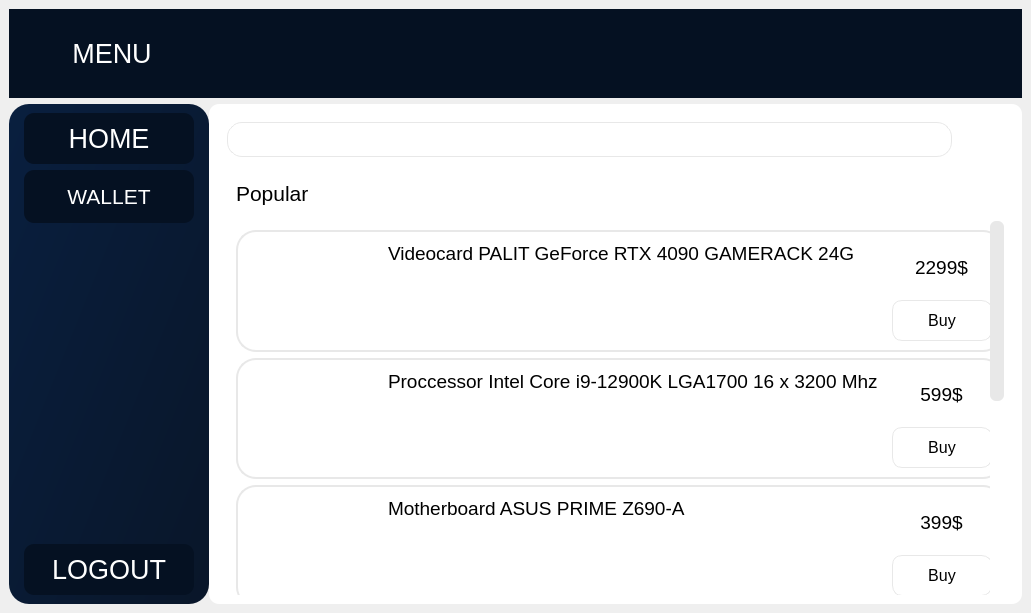
Qt form ui/ui/app.ui (scottarsenjr/gl) before a commit.
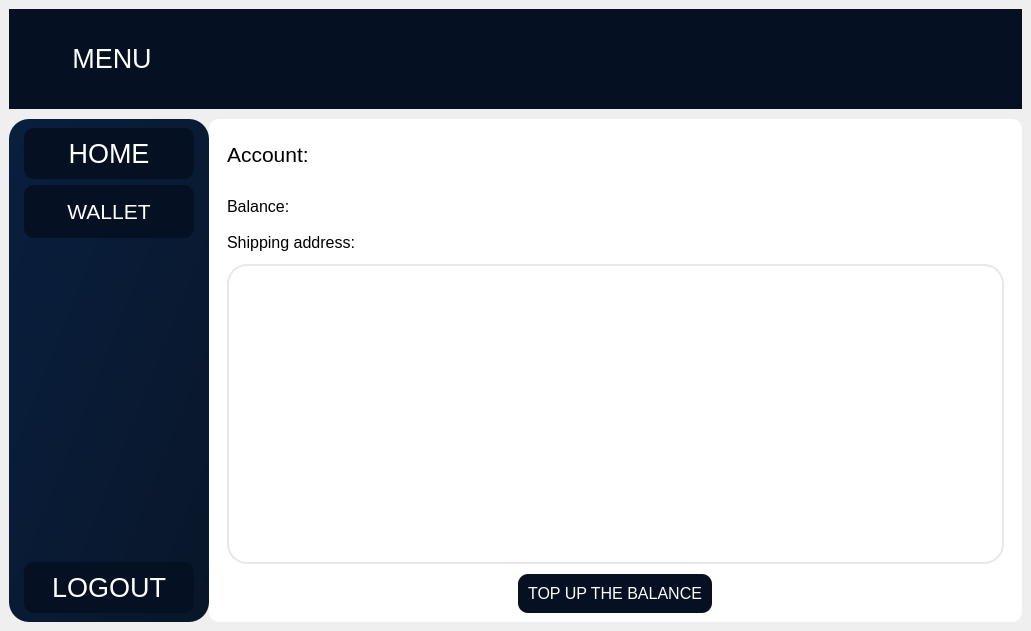
The same form after that commit. Icons and pictures are not drawn.

Diff of the .ui file:
```diff
--- a/ui/ui/app.ui
+++ b/ui/ui/app.ui
@@ -7,7 +7,7 @@
     <x>0</x>
     <y>0</y>
     <width>1031</width>
-    <height>613</height>
+    <height>631</height>
    </rect>
   </property>
   <property name="windowTitle">
@@ -66,8 +66,33 @@
       background: none;
 }</string>
    </property>
+   <layout class="QGridLayout" name="gridLayout_3">
+    <item row="0" column="0">
+     <widget class="QStackedWidget" name="stackedWidget">
+      <property name="currentIndex">
+       <number>1</number>
+      </property>
+      <widget class="QWidget" name="home_page">
    <layout class="QGridLayout" name="gridLayout">
-    <item row="1" column="0">
+        <property name="leftMargin">
+         <number>0</number>
+        </property>
+        <property name="topMargin">
+         <number>0</number>
+        </property>
+        <property name="rightMargin">
+         <number>0</number>
+        </property>
+        <property name="bottomMargin">
+         <number>0</number>
+        </property>
+        <property name="horizontalSpacing">
+         <number>0</number>
+        </property>
+        <property name="verticalSpacing">
+         <number>10</number>
+        </property>
+        <item row="1" column="1">
      <widget class="QFrame" name="frame_2">
       <property name="sizePolicy">
        <sizepolicy hsizetype="Preferred" vsizetype="Preferred">
@@ -109,181 +134,6 @@
        <property name="bottomMargin">
         <number>0</number>
        </property>
-       <item>
-        <widget class="QFrame" name="side_menu">
-         <property name="sizePolicy">
-          <sizepolicy hsizetype="Preferred" vsizetype="Expanding">
-           <horstretch>0</horstretch>
-           <verstretch>0</verstretch>
-          </sizepolicy>
-         </property>
-         <property name="minimumSize">
-          <size>
-           <width>200</width>
-           <height>0</height>
-          </size>
-         </property>
-         <property name="maximumSize">
-          <size>
-           <width>0</width>
-           <height>16777215</height>
-          </size>
-         </property>
-         <layout class="QVBoxLayout" name="verticalLayout_2" stretch="0,0">
-          <property name="spacing">
-           <number>0</number>
-          </property>
-          <property name="leftMargin">
-           <number>0</number>
-          </property>
-          <property name="topMargin">
-           <number>0</number>
-          </property>
-          <property name="rightMargin">
-           <number>0</number>
-          </property>
-          <property name="bottomMargin">
-           <number>0</number>
-          </property>
-          <item alignment="Qt::AlignHCenter|Qt::AlignTop">
-           <widget class="QFrame" name="frame_5">
-            <property name="frameShape">
-             <enum>QFrame::StyledPanel</enum>
-            </property>
-            <property name="frameShadow">
-             <enum>QFrame::Raised</enum>
-            </property>
-            <layout class="QVBoxLayout" name="verticalLayout_3">
-             <item>
-              <widget class="QPushButton" name="home">
-               <property name="minimumSize">
-                <size>
-                 <width>170</width>
-                 <height>0</height>
-                </size>
-               </property>
-               <property name="maximumSize">
-                <size>
-                 <width>170</width>
-                 <height>16777215</height>
-                </size>
-               </property>
-               <property name="font">
-                <font>
-                 <pointsize>20</pointsize>
-                </font>
-               </property>
-               <property name="text">
-                <string>HOME</string>
-               </property>
-               <property name="icon">
-                <iconset resource="../resources/icons.qrc">
-                 <normaloff>:/icons/icons/home.svg</normaloff>:/icons/icons/home.svg</iconset>
-               </property>
-               <property name="iconSize">
-                <size>
-                 <width>24</width>
-                 <height>24</height>
-                </size>
-               </property>
-              </widget>
-             </item>
-             <item>
-              <widget class="QPushButton" name="wallet">
-               <property name="minimumSize">
-                <size>
-                 <width>170</width>
-                 <height>53</height>
-                </size>
-               </property>
-               <property name="maximumSize">
-                <size>
-                 <width>170</width>
-                 <height>16777215</height>
-                </size>
-               </property>
-               <property name="font">
-                <font>
-                 <pointsize>16</pointsize>
-                 <stylestrategy>PreferDefault</stylestrategy>
-                 <kerning>true</kerning>
-                </font>
-               </property>
-               <property name="styleSheet">
-                <string notr="true"/>
-               </property>
-               <property name="text">
-                <string>WALLET</string>
-               </property>
-               <property name="icon">
-                <iconset resource="../resources/icons.qrc">
-                 <normaloff>:/icons/icons/dollar-sign.svg</normaloff>:/icons/icons/dollar-sign.svg</iconset>
-               </property>
-               <property name="iconSize">
-                <size>
-                 <width>24</width>
-                 <height>24</height>
-                </size>
-               </property>
-              </widget>
-             </item>
-            </layout>
-           </widget>
-          </item>
-          <item alignment="Qt::AlignHCenter|Qt::AlignBottom">
-           <widget class="QFrame" name="frame">
-            <property name="frameShape">
-             <enum>QFrame::StyledPanel</enum>
-            </property>
-            <property name="frameShadow">
-             <enum>QFrame::Raised</enum>
-            </property>
-            <layout class="QVBoxLayout" name="verticalLayout_5">
-             <item>
-              <widget class="QPushButton" name="pushButton_5">
-               <property name="minimumSize">
-                <size>
-                 <width>170</width>
-                 <height>0</height>
-                </size>
-               </property>
-               <property name="maximumSize">
-                <size>
-                 <width>170</width>
-                 <height>16777215</height>
-                </size>
-               </property>
-               <property name="font">
-                <font>
-                 <pointsize>20</pointsize>
-                </font>
-               </property>
-               <property name="styleSheet">
-                <string notr="true">QPushButton:hover{
-	background-color: qlineargradient(spread:pad, x1:1, y1:1, x2:0, y2:0, stop:0 rgba(165, 4, 77, 255), stop:1 rgba(165, 117, 139, 255));
-}</string>
-               </property>
-               <property name="text">
-                <string>LOGOUT</string>
-               </property>
-               <property name="icon">
-                <iconset resource="../resources/icons.qrc">
-                 <normaloff>:/icons/icons/log-out.svg</normaloff>:/icons/icons/log-out.svg</iconset>
-               </property>
-               <property name="iconSize">
-                <size>
-                 <width>24</width>
-                 <height>24</height>
-                </size>
-               </property>
-              </widget>
-             </item>
-            </layout>
-           </widget>
-          </item>
-         </layout>
-        </widget>
-       </item>
        <item>
         <widget class="QFrame" name="main_body">
          <property name="sizePolicy">
@@ -1800,7 +1650,7 @@
       </layout>
      </widget>
     </item>
-    <item row="0" column="0">
+        <item row="0" column="0" colspan="2">
      <widget class="QFrame" name="header">
       <property name="sizePolicy">
        <sizepolicy hsizetype="Expanding" vsizetype="Expanding">
@@ -1826,7 +1676,7 @@
       <property name="frameShadow">
        <enum>QFrame::Raised</enum>
       </property>
-      <layout class="QHBoxLayout" name="horizontalLayout_2">
+          <layout class="QHBoxLayout" name="horizontalLayout">
        <item alignment="Qt::AlignLeft">
         <widget class="QFrame" name="side_menu_toggle">
          <property name="minimumSize">
@@ -1917,6 +1767,765 @@
         </widget>
        </item>
       </layout>
+         </widget>
+        </item>
+        <item row="1" column="0">
+         <widget class="QFrame" name="side_menu">
+          <property name="sizePolicy">
+           <sizepolicy hsizetype="Preferred" vsizetype="Expanding">
+            <horstretch>0</horstretch>
+            <verstretch>0</verstretch>
+           </sizepolicy>
+          </property>
+          <property name="minimumSize">
+           <size>
+            <width>200</width>
+            <height>0</height>
+           </size>
+          </property>
+          <property name="maximumSize">
+           <size>
+            <width>0</width>
+            <height>16777215</height>
+           </size>
+          </property>
+          <layout class="QVBoxLayout" name="verticalLayout_2" stretch="0,0">
+           <property name="spacing">
+            <number>0</number>
+           </property>
+           <property name="leftMargin">
+            <number>0</number>
+           </property>
+           <property name="topMargin">
+            <number>0</number>
+           </property>
+           <property name="rightMargin">
+            <number>0</number>
+           </property>
+           <property name="bottomMargin">
+            <number>0</number>
+           </property>
+           <item alignment="Qt::AlignHCenter|Qt::AlignTop">
+            <widget class="QFrame" name="frame_5">
+             <property name="frameShape">
+              <enum>QFrame::StyledPanel</enum>
+             </property>
+             <property name="frameShadow">
+              <enum>QFrame::Raised</enum>
+             </property>
+             <layout class="QVBoxLayout" name="verticalLayout_3">
+              <item>
+               <widget class="QPushButton" name="home">
+                <property name="minimumSize">
+                 <size>
+                  <width>170</width>
+                  <height>0</height>
+                 </size>
+                </property>
+                <property name="maximumSize">
+                 <size>
+                  <width>170</width>
+                  <height>16777215</height>
+                 </size>
+                </property>
+                <property name="font">
+                 <font>
+                  <pointsize>20</pointsize>
+                 </font>
+                </property>
+                <property name="text">
+                 <string>HOME</string>
+                </property>
+                <property name="icon">
+                 <iconset resource="../resources/icons.qrc">
+                  <normaloff>:/icons/icons/home.svg</normaloff>:/icons/icons/home.svg</iconset>
+                </property>
+                <property name="iconSize">
+                 <size>
+                  <width>24</width>
+                  <height>24</height>
+                 </size>
+                </property>
+               </widget>
+              </item>
+              <item>
+               <widget class="QPushButton" name="wallet">
+                <property name="minimumSize">
+                 <size>
+                  <width>170</width>
+                  <height>53</height>
+                 </size>
+                </property>
+                <property name="maximumSize">
+                 <size>
+                  <width>170</width>
+                  <height>16777215</height>
+                 </size>
+                </property>
+                <property name="font">
+                 <font>
+                  <pointsize>16</pointsize>
+                  <stylestrategy>PreferDefault</stylestrategy>
+                  <kerning>true</kerning>
+                 </font>
+                </property>
+                <property name="styleSheet">
+                 <string notr="true"/>
+                </property>
+                <property name="text">
+                 <string>WALLET</string>
+                </property>
+                <property name="icon">
+                 <iconset resource="../resources/icons.qrc">
+                  <normaloff>:/icons/icons/dollar-sign.svg</normaloff>:/icons/icons/dollar-sign.svg</iconset>
+                </property>
+                <property name="iconSize">
+                 <size>
+                  <width>24</width>
+                  <height>24</height>
+                 </size>
+                </property>
+               </widget>
+              </item>
+             </layout>
+            </widget>
+           </item>
+           <item alignment="Qt::AlignHCenter|Qt::AlignBottom">
+            <widget class="QFrame" name="frame">
+             <property name="frameShape">
+              <enum>QFrame::StyledPanel</enum>
+             </property>
+             <property name="frameShadow">
+              <enum>QFrame::Raised</enum>
+             </property>
+             <layout class="QVBoxLayout" name="verticalLayout_5">
+              <item>
+               <widget class="QPushButton" name="pushButton_5">
+                <property name="minimumSize">
+                 <size>
+                  <width>170</width>
+                  <height>0</height>
+                 </size>
+                </property>
+                <property name="maximumSize">
+                 <size>
+                  <width>170</width>
+                  <height>16777215</height>
+                 </size>
+                </property>
+                <property name="font">
+                 <font>
+                  <pointsize>20</pointsize>
+                 </font>
+                </property>
+                <property name="styleSheet">
+                 <string notr="true">QPushButton:hover{
+	background-color: qlineargradient(spread:pad, x1:1, y1:1, x2:0, y2:0, stop:0 rgba(165, 4, 77, 255), stop:1 rgba(165, 117, 139, 255));
+}</string>
+                </property>
+                <property name="text">
+                 <string>LOGOUT</string>
+                </property>
+                <property name="icon">
+                 <iconset resource="../resources/icons.qrc">
+                  <normaloff>:/icons/icons/log-out.svg</normaloff>:/icons/icons/log-out.svg</iconset>
+                </property>
+                <property name="iconSize">
+                 <size>
+                  <width>24</width>
+                  <height>24</height>
+                 </size>
+                </property>
+               </widget>
+              </item>
+             </layout>
+            </widget>
+           </item>
+          </layout>
+         </widget>
+        </item>
+       </layout>
+      </widget>
+      <widget class="QWidget" name="wallet_page">
+       <property name="styleSheet">
+        <string notr="true">*{
+	border: none;
+	background-color: transparent;
+	color: #fff;
+}
+#centralwiget{
+	background-color: rgb(255, 255, 255);
+}
+#side_menu{
+	background-color: qlineargradient(spread:pad, x1:1, y1:1, x2:0, y2:0, stop:0 rgba(9, 22, 41, 255), stop:1 rgba(9, 31, 63, 255));
+	border-radius: 20px;
+}
+#header{
+	background-color: rgb(5, 17, 34);
+}
+QPushButton{
+	padding: 10px;
+	background-color: rgb(5, 17, 34);
+	border-radius: 10px;
+	color: white;
+}
+QPushButton:hover{
+	background-color: qlineargradient(spread:pad, x1:1, y1:1, x2:0.130682, y2:0.165, stop:0 rgba(34, 120, 239, 255), stop:1 rgba(145, 185, 239, 255));
+}
+#main_body{
+	background-color: white;
+	border-radius: 10px;
+}
+QScrollBar::handle:vertical
+{
+      background-color: rgb(232, 232, 232);
+      min-height: 5px;
+      border-radius: 6px;
+}
+QScrollBar::add-line:vertical 
+{
+      border: none;
+      background: none;
+}
+
+QScrollBar::sub-line:vertical
+{
+      border: none;
+      background: none;
+}</string>
+       </property>
+       <layout class="QGridLayout" name="gridLayout_2">
+        <property name="leftMargin">
+         <number>0</number>
+        </property>
+        <property name="topMargin">
+         <number>0</number>
+        </property>
+        <property name="rightMargin">
+         <number>0</number>
+        </property>
+        <property name="bottomMargin">
+         <number>0</number>
+        </property>
+        <property name="horizontalSpacing">
+         <number>0</number>
+        </property>
+        <property name="verticalSpacing">
+         <number>10</number>
+        </property>
+        <item row="0" column="0" colspan="2">
+         <widget class="QFrame" name="header_2">
+          <property name="sizePolicy">
+           <sizepolicy hsizetype="Expanding" vsizetype="Expanding">
+            <horstretch>0</horstretch>
+            <verstretch>0</verstretch>
+           </sizepolicy>
+          </property>
+          <property name="minimumSize">
+           <size>
+            <width>0</width>
+            <height>0</height>
+           </size>
+          </property>
+          <property name="maximumSize">
+           <size>
+            <width>16777215</width>
+            <height>100</height>
+           </size>
+          </property>
+          <property name="styleSheet">
+           <string notr="true">QFrame{
+	background-color: rgb(5, 17, 34);
+}</string>
+          </property>
+          <property name="frameShape">
+           <enum>QFrame::StyledPanel</enum>
+          </property>
+          <property name="frameShadow">
+           <enum>QFrame::Raised</enum>
+          </property>
+          <layout class="QHBoxLayout" name="horizontalLayout_2">
+           <item alignment="Qt::AlignLeft">
+            <widget class="QFrame" name="side_menu_toggle_2">
+             <property name="minimumSize">
+              <size>
+               <width>100</width>
+               <height>0</height>
+              </size>
+             </property>
+             <property name="frameShape">
+              <enum>QFrame::StyledPanel</enum>
+             </property>
+             <property name="frameShadow">
+              <enum>QFrame::Raised</enum>
+             </property>
+             <layout class="QHBoxLayout" name="horizontalLayout_47">
+              <item>
+               <widget class="QPushButton" name="pushButton_2">
+                <property name="minimumSize">
+                 <size>
+                  <width>170</width>
+                  <height>0</height>
+                 </size>
+                </property>
+                <property name="maximumSize">
+                 <size>
+                  <width>170</width>
+                  <height>16777215</height>
+                 </size>
+                </property>
+                <property name="font">
+                 <font>
+                  <pointsize>20</pointsize>
+                 </font>
+                </property>
+                <property name="styleSheet">
+                 <string notr="true">color: white;</string>
+                </property>
+                <property name="text">
+                 <string>MENU</string>
+                </property>
+                <property name="icon">
+                 <iconset resource="../resources/icons.qrc">
+                  <normaloff>:/icons/icons/align-justify.svg</normaloff>
+                  <normalon>:/icons/icons/align-justify.svg</normalon>:/icons/icons/align-justify.svg</iconset>
+                </property>
+                <property name="iconSize">
+                 <size>
+                  <width>24</width>
+                  <height>24</height>
+                 </size>
+                </property>
+                <property name="checkable">
+                 <bool>false</bool>
+                </property>
+                <property name="checked">
+                 <bool>false</bool>
+                </property>
+               </widget>
+              </item>
+             </layout>
+            </widget>
+           </item>
+           <item>
+            <widget class="QFrame" name="frame_28">
+             <property name="frameShape">
+              <enum>QFrame::StyledPanel</enum>
+             </property>
+             <property name="frameShadow">
+              <enum>QFrame::Raised</enum>
+             </property>
+             <layout class="QHBoxLayout" name="horizontalLayout_48">
+              <item>
+               <widget class="QLabel" name="logged_as_2">
+                <property name="font">
+                 <font>
+                  <pointsize>16</pointsize>
+                 </font>
+                </property>
+                <property name="text">
+                 <string/>
+                </property>
+                <property name="alignment">
+                 <set>Qt::AlignCenter</set>
+                </property>
+               </widget>
+              </item>
+             </layout>
+            </widget>
+           </item>
+          </layout>
+         </widget>
+        </item>
+        <item row="1" column="0">
+         <widget class="QFrame" name="side_menu_2">
+          <property name="sizePolicy">
+           <sizepolicy hsizetype="Preferred" vsizetype="Expanding">
+            <horstretch>0</horstretch>
+            <verstretch>0</verstretch>
+           </sizepolicy>
+          </property>
+          <property name="minimumSize">
+           <size>
+            <width>200</width>
+            <height>0</height>
+           </size>
+          </property>
+          <property name="maximumSize">
+           <size>
+            <width>0</width>
+            <height>16777215</height>
+           </size>
+          </property>
+          <property name="styleSheet">
+           <string notr="true">QFrame{
+background-color: qlineargradient(spread:pad, x1:1, y1:1, x2:0, y2:0, stop:0 rgba(9, 22, 41, 255), stop:1 rgba(9, 31, 63, 255));
+border-radius: 20px;
+}</string>
+          </property>
+          <layout class="QVBoxLayout" name="verticalLayout_76" stretch="0,0">
+           <property name="spacing">
+            <number>0</number>
+           </property>
+           <property name="leftMargin">
+            <number>0</number>
+           </property>
+           <property name="topMargin">
+            <number>0</number>
+           </property>
+           <property name="rightMargin">
+            <number>0</number>
+           </property>
+           <property name="bottomMargin">
+            <number>0</number>
+           </property>
+           <item alignment="Qt::AlignHCenter|Qt::AlignTop">
+            <widget class="QFrame" name="frame_99">
+             <property name="styleSheet">
+              <string notr="true">QFrame{
+background-color: transparent;
+}
+</string>
+             </property>
+             <property name="frameShape">
+              <enum>QFrame::StyledPanel</enum>
+             </property>
+             <property name="frameShadow">
+              <enum>QFrame::Raised</enum>
+             </property>
+             <layout class="QVBoxLayout" name="verticalLayout_77">
+              <item>
+               <widget class="QPushButton" name="home_2">
+                <property name="minimumSize">
+                 <size>
+                  <width>170</width>
+                  <height>0</height>
+                 </size>
+                </property>
+                <property name="maximumSize">
+                 <size>
+                  <width>170</width>
+                  <height>16777215</height>
+                 </size>
+                </property>
+                <property name="font">
+                 <font>
+                  <pointsize>20</pointsize>
+                 </font>
+                </property>
+                <property name="text">
+                 <string>HOME</string>
+                </property>
+                <property name="icon">
+                 <iconset resource="../resources/icons.qrc">
+                  <normaloff>:/icons/icons/home.svg</normaloff>:/icons/icons/home.svg</iconset>
+                </property>
+                <property name="iconSize">
+                 <size>
+                  <width>24</width>
+                  <height>24</height>
+                 </size>
+                </property>
+               </widget>
+              </item>
+              <item>
+               <widget class="QPushButton" name="wallet_2">
+                <property name="minimumSize">
+                 <size>
+                  <width>170</width>
+                  <height>53</height>
+                 </size>
+                </property>
+                <property name="maximumSize">
+                 <size>
+                  <width>170</width>
+                  <height>16777215</height>
+                 </size>
+                </property>
+                <property name="font">
+                 <font>
+                  <pointsize>16</pointsize>
+                  <stylestrategy>PreferDefault</stylestrategy>
+                  <kerning>true</kerning>
+                 </font>
+                </property>
+                <property name="styleSheet">
+                 <string notr="true"/>
+                </property>
+                <property name="text">
+                 <string>WALLET</string>
+                </property>
+                <property name="icon">
+                 <iconset resource="../resources/icons.qrc">
+                  <normaloff>:/icons/icons/dollar-sign.svg</normaloff>:/icons/icons/dollar-sign.svg</iconset>
+                </property>
+                <property name="iconSize">
+                 <size>
+                  <width>24</width>
+                  <height>24</height>
+                 </size>
+                </property>
+               </widget>
+              </item>
+             </layout>
+            </widget>
+           </item>
+           <item alignment="Qt::AlignHCenter|Qt::AlignBottom">
+            <widget class="QFrame" name="frame_100">
+             <property name="styleSheet">
+              <string notr="true">QFrame{
+background-color: transparent;
+}</string>
+             </property>
+             <property name="frameShape">
+              <enum>QFrame::StyledPanel</enum>
+             </property>
+             <property name="frameShadow">
+              <enum>QFrame::Raised</enum>
+             </property>
+             <layout class="QVBoxLayout" name="verticalLayout_78">
+              <item>
+               <widget class="QPushButton" name="pushButton_6">
+                <property name="minimumSize">
+                 <size>
+                  <width>170</width>
+                  <height>0</height>
+                 </size>
+                </property>
+                <property name="maximumSize">
+                 <size>
+                  <width>170</width>
+                  <height>16777215</height>
+                 </size>
+                </property>
+                <property name="font">
+                 <font>
+                  <pointsize>20</pointsize>
+                 </font>
+                </property>
+                <property name="styleSheet">
+                 <string notr="true">QPushButton:hover{
+	background-color: qlineargradient(spread:pad, x1:1, y1:1, x2:0, y2:0, stop:0 rgba(165, 4, 77, 255), stop:1 rgba(165, 117, 139, 255));
+}</string>
+                </property>
+                <property name="text">
+                 <string>LOGOUT</string>
+                </property>
+                <property name="icon">
+                 <iconset resource="../resources/icons.qrc">
+                  <normaloff>:/icons/icons/log-out.svg</normaloff>:/icons/icons/log-out.svg</iconset>
+                </property>
+                <property name="iconSize">
+                 <size>
+                  <width>24</width>
+                  <height>24</height>
+                 </size>
+                </property>
+               </widget>
+              </item>
+             </layout>
+            </widget>
+           </item>
+          </layout>
+         </widget>
+        </item>
+        <item row="1" column="1">
+         <widget class="QFrame" name="main_body_4">
+          <property name="sizePolicy">
+           <sizepolicy hsizetype="Expanding" vsizetype="Preferred">
+            <horstretch>0</horstretch>
+            <verstretch>0</verstretch>
+           </sizepolicy>
+          </property>
+          <property name="styleSheet">
+           <string notr="true">background-color: white;
+border-radius: 10px</string>
+          </property>
+          <property name="frameShape">
+           <enum>QFrame::StyledPanel</enum>
+          </property>
+          <property name="frameShadow">
+           <enum>QFrame::Raised</enum>
+          </property>
+          <layout class="QVBoxLayout" name="verticalLayout_58">
+           <item>
+            <widget class="QFrame" name="frame_75">
+             <property name="minimumSize">
+              <size>
+               <width>0</width>
+               <height>53</height>
+              </size>
+             </property>
+             <property name="maximumSize">
+              <size>
+               <width>16777215</width>
+               <height>53</height>
+              </size>
+             </property>
+             <property name="frameShape">
+              <enum>QFrame::StyledPanel</enum>
+             </property>
+             <property name="frameShadow">
+              <enum>QFrame::Raised</enum>
+             </property>
+             <layout class="QVBoxLayout" name="verticalLayout_59">
+              <item>
+               <widget class="QLabel" name="account">
+                <property name="font">
+                 <font>
+                  <pointsize>16</pointsize>
+                 </font>
+                </property>
+                <property name="styleSheet">
+                 <string notr="true">color: rgb(0, 0, 0);</string>
+                </property>
+                <property name="text">
+                 <string>Account: </string>
+                </property>
+               </widget>
+              </item>
+             </layout>
+            </widget>
+           </item>
+           <item>
+            <widget class="QFrame" name="frame_76">
+             <property name="frameShape">
+              <enum>QFrame::StyledPanel</enum>
+             </property>
+             <property name="frameShadow">
+              <enum>QFrame::Raised</enum>
+             </property>
+             <layout class="QVBoxLayout" name="verticalLayout_60">
+              <property name="spacing">
+               <number>10</number>
+              </property>
+              <property name="topMargin">
+               <number>10</number>
+              </property>
+              <property name="bottomMargin">
+               <number>0</number>
+              </property>
+              <item alignment="Qt::AlignTop">
+               <widget class="QLabel" name="balance">
+                <property name="font">
+                 <font>
+                  <pointsize>12</pointsize>
+                 </font>
+                </property>
+                <property name="styleSheet">
+                 <string notr="true">color: black;</string>
+                </property>
+                <property name="text">
+                 <string>Balance: </string>
+                </property>
+               </widget>
+              </item>
+              <item>
+               <widget class="QLabel" name="label_7">
+                <property name="font">
+                 <font>
+                  <pointsize>12</pointsize>
+                 </font>
+                </property>
+                <property name="styleSheet">
+                 <string notr="true">color: black;</string>
+                </property>
+                <property name="text">
+                 <string>Shipping address:</string>
+                </property>
+               </widget>
+              </item>
+              <item alignment="Qt::AlignVCenter">
+               <widget class="QFrame" name="frame_77">
+                <property name="minimumSize">
+                 <size>
+                  <width>0</width>
+                  <height>300</height>
+                 </size>
+                </property>
+                <property name="maximumSize">
+                 <size>
+                  <width>16777215</width>
+                  <height>300</height>
+                 </size>
+                </property>
+                <property name="frameShape">
+                 <enum>QFrame::StyledPanel</enum>
+                </property>
+                <property name="frameShadow">
+                 <enum>QFrame::Raised</enum>
+                </property>
+                <layout class="QVBoxLayout" name="verticalLayout_61">
+                 <property name="spacing">
+                  <number>10</number>
+                 </property>
+                 <property name="leftMargin">
+                  <number>0</number>
+                 </property>
+                 <property name="topMargin">
+                  <number>0</number>
+                 </property>
+                 <property name="rightMargin">
+                  <number>0</number>
+                 </property>
+                 <property name="bottomMargin">
+                  <number>0</number>
+                 </property>
+                 <item>
+                  <widget class="QTextEdit" name="textEdit">
+                   <property name="font">
+                    <font>
+                     <pointsize>12</pointsize>
+                    </font>
+                   </property>
+                   <property name="styleSheet">
+                    <string notr="true">color: black;
+border: 2px solid rgb(232, 232, 232);
+border-radius: 20px;</string>
+                   </property>
+                   <property name="html">
+                    <string>&lt;!DOCTYPE HTML PUBLIC &quot;-//W3C//DTD HTML 4.0//EN&quot; &quot;http://www.w3.org/TR/REC-html40/strict.dtd&quot;&gt;
+&lt;html&gt;&lt;head&gt;&lt;meta name=&quot;qrichtext&quot; content=&quot;1&quot; /&gt;&lt;style type=&quot;text/css&quot;&gt;
+p, li { white-space: pre-wrap; }
+&lt;/style&gt;&lt;/head&gt;&lt;body style=&quot; font-family:'MS Shell Dlg 2'; font-size:12pt; font-weight:400; font-style:normal;&quot;&gt;
+&lt;p style=&quot;-qt-paragraph-type:empty; margin-top:0px; margin-bottom:0px; margin-left:0px; margin-right:0px; -qt-block-indent:0; text-indent:0px;&quot;&gt;&lt;br /&gt;&lt;/p&gt;&lt;/body&gt;&lt;/html&gt;</string>
+                   </property>
+                  </widget>
+                 </item>
+                </layout>
+               </widget>
+              </item>
+              <item alignment="Qt::AlignHCenter">
+               <widget class="QPushButton" name="pushButton_3">
+                <property name="font">
+                 <font>
+                  <pointsize>12</pointsize>
+                 </font>
+                </property>
+                <property name="styleSheet">
+                 <string notr="true">QPushButton{
+	padding: 10px;
+	background-color: rgb(5, 17, 34);
+	border-radius: 10px;
+	color: white;
+}
+QPushButton:hover{
+	background-color: qlineargradient(spread:pad, x1:1, y1:1, x2:0.130682, y2:0.165, stop:0 rgba(34, 120, 239, 255), stop:1 rgba(145, 185, 239, 255));
+}</string>
+                </property>
+                <property name="text">
+                 <string>TOP UP THE BALANCE</string>
+                </property>
+               </widget>
+              </item>
+             </layout>
+            </widget>
+           </item>
+          </layout>
+         </widget>
+        </item>
+       </layout>
+      </widget>
      </widget>
     </item>
    </layout>
```
Left out of the diff: 2 changed lines with no effect on the pictures. Lines whose indentation alone changed are shown as unchanged.
